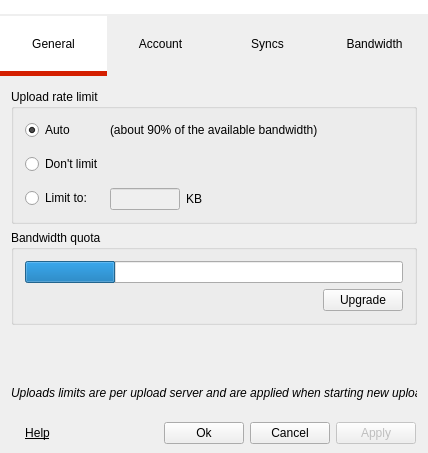
Before: the Qt Designer form Source/MEGASync/gui/SettingsDialog.ui in meganz/MEGAsync, drawn with Qt 5.
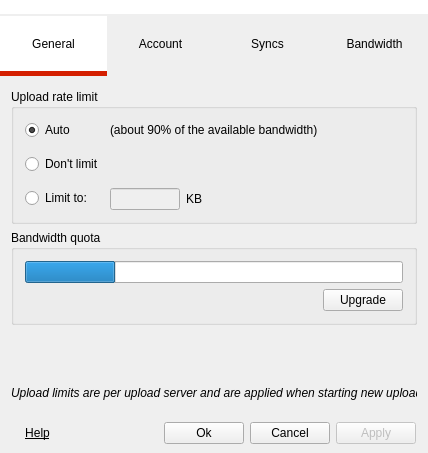
After: the same form once the commit is applied. The open tabs and pages were chosen to show the change. Icons and pictures are not drawn.

What changed in the file:
```diff
--- a/Source/MEGASync/gui/SettingsDialog.ui
+++ b/Source/MEGASync/gui/SettingsDialog.ui
@@ -877,7 +877,7 @@
           </font>
          </property>
          <property name="text">
-          <string>Uploads limits are per upload server and are applied when starting new uploads</string>
+          <string>Upload limits are per upload server and are applied when starting new uploads</string>
          </property>
          <property name="margin">
           <number>10</number>
```
